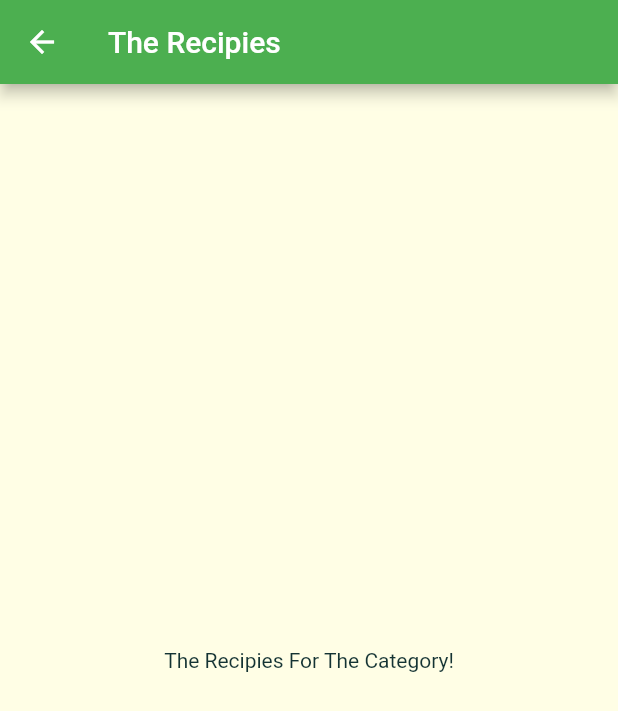
After one commit to cibikumar-mv/flutter-meals, a Flutter app: the screen it shows after launch, after a tap on "Italian", on a phone screen of 412 x 824 dp. The commit adds this screen. Shown: the top 711 px of the screen. Run offline on Flutter 3.47's test engine with Material 2 defaults, Android fonts, the phone set to English and light mode, and no system bars; Roboto replaces fonts that are missing (Raleway).

Commit message:
Added a new page and linked it to homepage.

```diff
--- a/lib/category_item.dart
+++ b/lib/category_item.dart
@@ -1,5 +1,6 @@
 import 'package:flutter/cupertino.dart';
 import 'package:flutter/material.dart';
+import 'package:meals/category_meals_screen.dart';
 
 class CategoryItem extends StatelessWidget {
   final String title;
@@ -7,9 +8,23 @@ class CategoryItem extends StatelessWidget {
 
   const CategoryItem(this.title, this.color);
 
+  void selectCategory(BuildContext ctx) {
+    Navigator.of(ctx).push(
+      MaterialPageRoute(
+        builder: (_) {
+          return CategoryMealsScreen();
+        },
+      ),
+    );
+  }
+
   @override
   Widget build(BuildContext context) {
-    return Container(
+    return InkWell(
+      splashColor: Theme.of(context).primaryColor,
+      borderRadius: BorderRadius.circular(15),
+      onTap: () => selectCategory(context),
+      child: Container(
         padding: const EdgeInsets.all(15),
         child: Text(
           title,
@@ -26,6 +41,7 @@ class CategoryItem extends StatelessWidget {
           ),
           borderRadius: BorderRadius.circular(15),
         ),
+      ),
     );
   }
 }
--- /dev/null
+++ b/lib/category_meals_screen.dart
@@ -0,0 +1,15 @@
+import 'package:flutter/material.dart';
+
+class CategoryMealsScreen extends StatelessWidget {
+  @override
+  Widget build(BuildContext context) {
+    return Scaffold(
+      appBar: AppBar(
+        title: Text("The Recipies"),
+      ),
+      body: Center(
+        child: Text("The Recipies For The Category!"),
+      ),
+    );
+  }
+}
```
Lines whose indentation alone changed are shown as unchanged.
